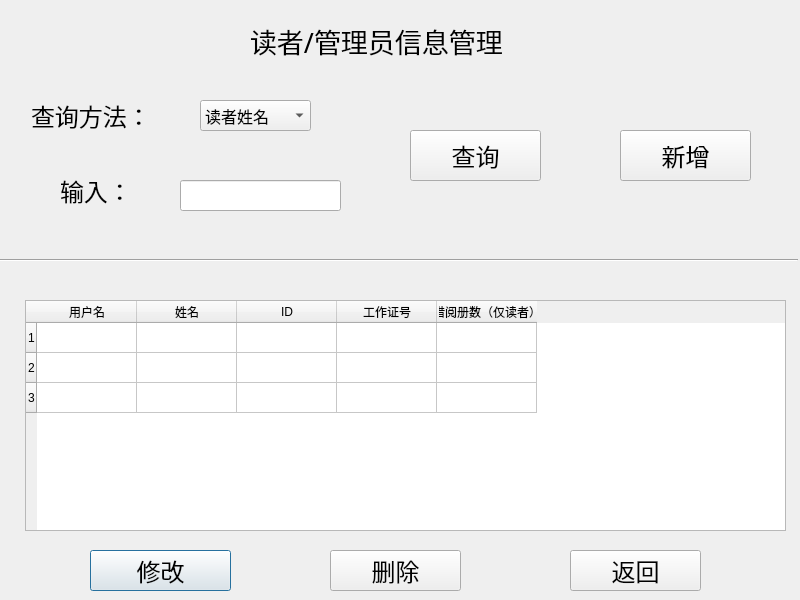
Before: the Qt Designer form Library_Administrator_System/readermanagement.ui in renzibei/TGLibrary, drawn with Qt 5.
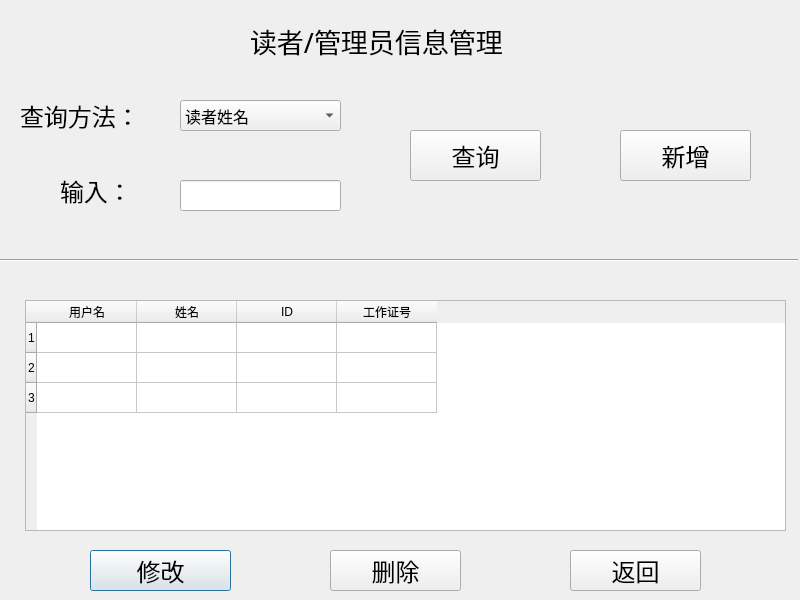
After: the same form once the commit is applied. Icons and pictures are not drawn.

What changed in the file:
```diff
--- a/Library_Administrator_System/readermanagement.ui
+++ b/Library_Administrator_System/readermanagement.ui
@@ -71,11 +71,6 @@
      <string>工作证号</string>
     </property>
    </column>
-   <column>
-    <property name="text">
-     <string>借阅册数（仅读者）</string>
-    </property>
-   </column>
   </widget>
   <widget class="Line" name="line">
    <property name="geometry">
@@ -147,7 +142,7 @@
   <widget class="QLabel" name="label_2">
    <property name="geometry">
     <rect>
-     <x>31</x>
+     <x>20</x>
      <y>100</y>
      <width>141</width>
      <height>31</height>
@@ -165,9 +160,9 @@
   <widget class="QComboBox" name="comboBox">
    <property name="geometry">
     <rect>
-     <x>200</x>
+     <x>180</x>
      <y>100</y>
-     <width>111</width>
+     <width>161</width>
      <height>31</height>
     </rect>
    </property>
```
